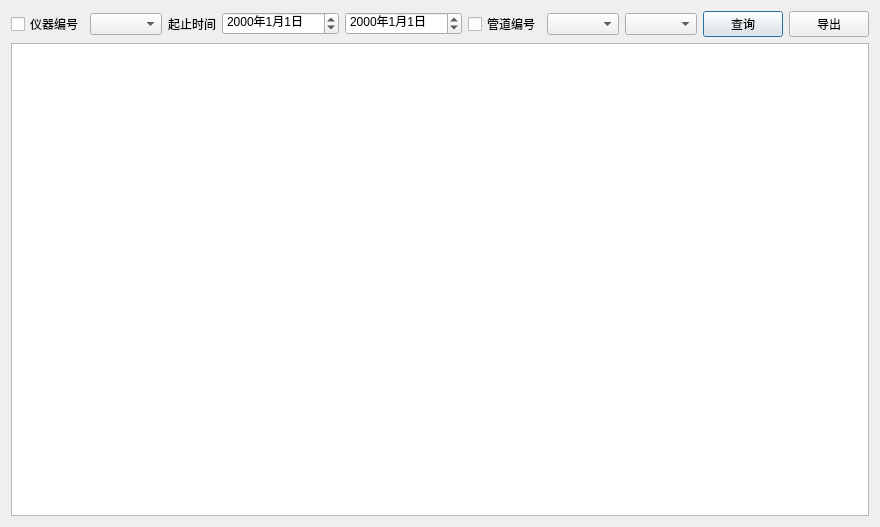
The window that ui/disassaydata.ui (binnary/BSCJZ8) describes before a commit, drawn with Qt 5.
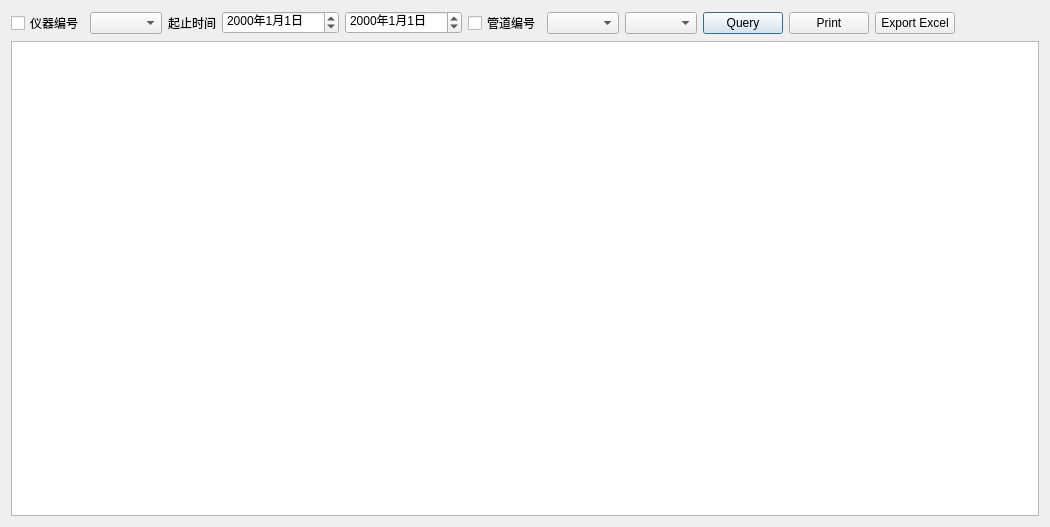
The same window after the commit.

What changed in the file:
```diff
--- a/ui/disassaydata.ui
+++ b/ui/disassaydata.ui
@@ -6,7 +6,7 @@
    <rect>
     <x>0</x>
     <y>0</y>
-    <width>818</width>
+    <width>1050</width>
     <height>527</height>
    </rect>
   </property>
@@ -63,14 +63,21 @@
      <item>
       <widget class="QPushButton" name="pushButton_Query">
        <property name="text">
-        <string>查询</string>
+        <string>Query</string>
        </property>
       </widget>
      </item>
      <item>
       <widget class="QPushButton" name="pushButton_export">
        <property name="text">
-        <string>导出</string>
+        <string>Print</string>
+       </property>
+      </widget>
+     </item>
+     <item>
+      <widget class="QPushButton" name="pushButton_Export">
+       <property name="text">
+        <string>Export Excel</string>
        </property>
       </widget>
      </item>
```
Left out of the diff: 2 changed lines with no effect on the pictures.
